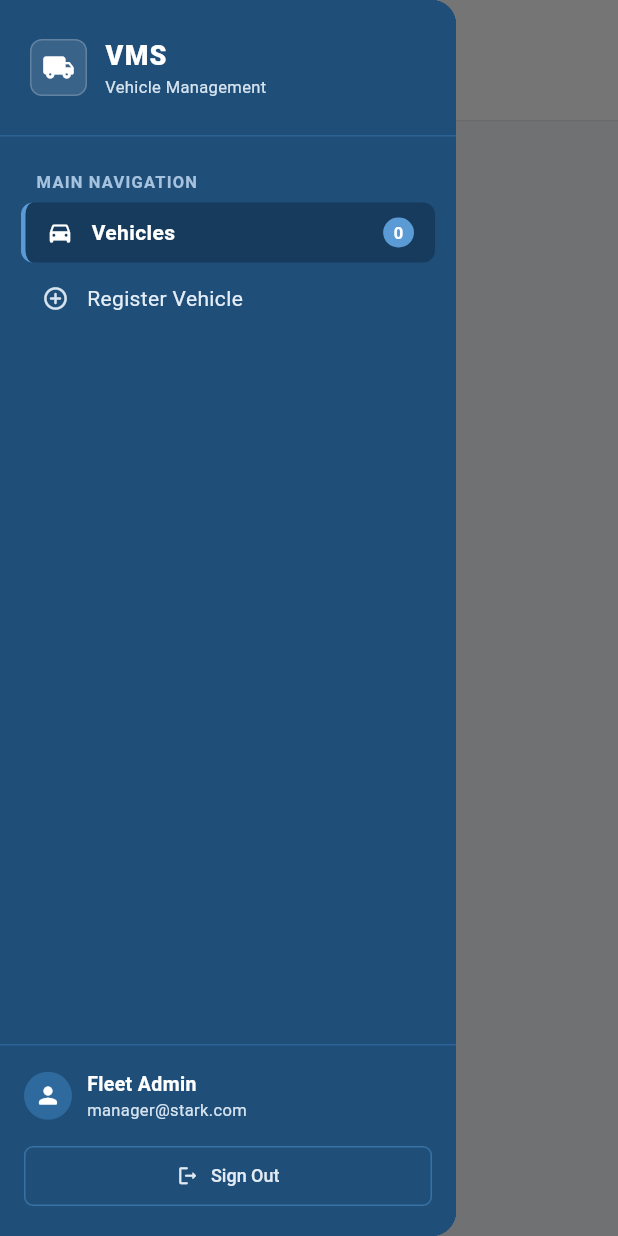
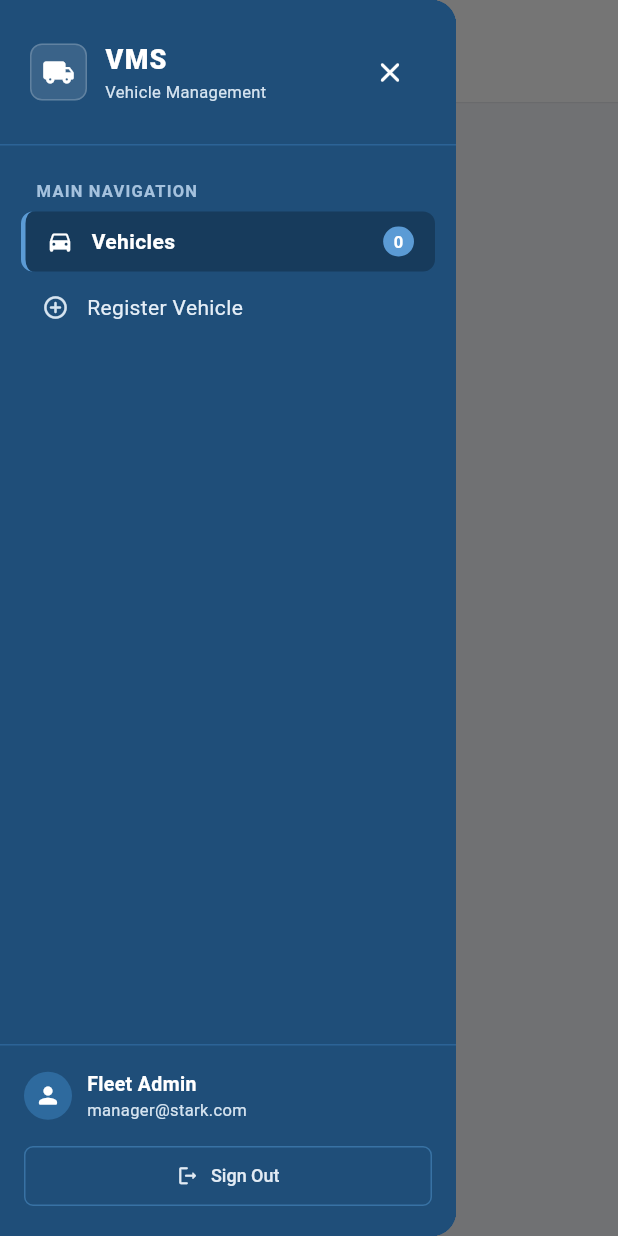
Before and after one commit to Dipjitbaroi/stark-group-vms-fe, a Flutter app: the AppShell screen opened directly with empty values, with the side drawer open, on a phone screen of 412 x 824 dp. Run offline on Flutter 3.47's test engine with Material 3 defaults, Android fonts, the phone set to English and light mode, and no system bars; our stand-ins replace flutter_dotenv, shared_preferences; accounts and stored records are empty; Roboto replaces fonts that are missing (Segoe UI).

Commit message:
fixed navbar responsive issue

```diff
--- a/lib/widgets/app_shell.dart
+++ b/lib/widgets/app_shell.dart
@@ -35,12 +35,14 @@ class AppShell extends StatelessWidget {
   });
 
   static const double _breakpointTablet = 900;
+  static const double _breakpointMobile = 600;
   static const double _sidebarWidth = 260;
 
   @override
   Widget build(BuildContext context) {
     final screenWidth = MediaQuery.of(context).size.width;
     final isCompact = screenWidth < _breakpointTablet;
+    final isMobile = screenWidth < _breakpointMobile;
 
     return Scaffold(
       backgroundColor: AppColors.softGray,
@@ -60,7 +62,11 @@ class AppShell extends StatelessWidget {
             child: Column(
               crossAxisAlignment: CrossAxisAlignment.stretch,
               children: [
-                _buildStandardHeader(context, showMenuButton: isCompact),
+                _buildStandardHeader(
+                  context,
+                  showMenuButton: isCompact,
+                  isMobile: isMobile,
+                ),
                 Expanded(
                   child: Container(
                     color: AppColors.softGray,
@@ -145,6 +151,13 @@ class AppShell extends StatelessWidget {
                     ],
                   ),
                 ),
+                if (isDrawer)
+                  IconButton(
+                    icon: const Icon(Icons.close_rounded, color: AppColors.white, size: 22),
+                    tooltip: 'Close Menu',
+                    splashRadius: 20,
+                    onPressed: () => Navigator.of(context).pop(),
+                  ),
               ],
             ),
           ),
@@ -367,9 +380,16 @@ class AppShell extends StatelessWidget {
   /// Standard Page Header displayed in the workspace
   /// Left: Page title in Deep Blue (#1F4E79)
   /// Right: Primary action button (Register Vehicle or custom)
-  Widget _buildStandardHeader(BuildContext context, {required bool showMenuButton}) {
+  Widget _buildStandardHeader(
+    BuildContext context, {
+    required bool showMenuButton,
+    required bool isMobile,
+  }) {
     return Container(
-      padding: const EdgeInsets.symmetric(horizontal: 24, vertical: 16),
+      padding: EdgeInsets.symmetric(
+        horizontal: isMobile ? 14 : 24,
+        vertical: isMobile ? 10 : 16,
+      ),
       decoration: const BoxDecoration(
         color: AppColors.white,
         border: Border(
@@ -377,14 +397,20 @@ class AppShell extends StatelessWidget {
         ),
       ),
       child: Row(
+        crossAxisAlignment: CrossAxisAlignment.center,
         children: [
           if (showMenuButton) ...[
-            IconButton(
-              icon: const Icon(Icons.menu_rounded, color: AppColors.deepBlue),
-              tooltip: 'Open Menu',
-              onPressed: () => Scaffold.of(context).openDrawer(),
+            Builder(
+              builder: (scaffoldContext) => IconButton(
+                icon: const Icon(Icons.menu_rounded, color: AppColors.deepBlue),
+                tooltip: 'Open Menu',
+                splashRadius: 20,
+                padding: EdgeInsets.zero,
+                constraints: const BoxConstraints(minWidth: 40, minHeight: 40),
+                onPressed: () => Scaffold.of(scaffoldContext).openDrawer(),
+              ),
             ),
-            const SizedBox(width: 10),
+            SizedBox(width: isMobile ? 6 : 10),
           ],
           // Top Left Title
           Expanded(
@@ -394,17 +420,21 @@ class AppShell extends StatelessWidget {
               children: [
                 Text(
                   title,
-                  style: const TextStyle(
-                    fontSize: 22,
+                  maxLines: 1,
+                  overflow: TextOverflow.ellipsis,
+                  style: TextStyle(
+                    fontSize: isMobile ? 18 : 22,
                     fontWeight: FontWeight.w700,
                     color: AppColors.deepBlue,
                     letterSpacing: -0.3,
                   ),
                 ),
-                if (subtitle != null) ...[
+                if (subtitle != null && !isMobile) ...[
                   const SizedBox(height: 2),
                   Text(
                     subtitle!,
+                    maxLines: 1,
+                    overflow: TextOverflow.ellipsis,
                     style: const TextStyle(
                       fontSize: 13,
                       fontWeight: FontWeight.w400,
@@ -417,7 +447,7 @@ class AppShell extends StatelessWidget {
           ),
           // Top Right Action
           if (primaryAction != null) ...[
-            const SizedBox(width: 16),
+            SizedBox(width: isMobile ? 8 : 16),
             primaryAction!,
           ],
         ],
--- a/lib/widgets/primary_button.dart
+++ b/lib/widgets/primary_button.dart
@@ -57,7 +57,7 @@ class _PrimaryButtonState extends State<PrimaryButton> {
             disabledBackgroundColor: AppColors.corporateBlue.withValues(alpha: 0.5),
             disabledForegroundColor: AppColors.white.withValues(alpha: 0.8),
             elevation: 0,
-            padding: const EdgeInsets.symmetric(horizontal: 18),
+            padding: EdgeInsets.symmetric(horizontal: widget.height < 40 ? 12 : 18),
             shape: RoundedRectangleBorder(
               borderRadius: BorderRadius.circular(8),
             ),
```
Also changed, not shown: lib/main.dart (+16 -6 lines).
